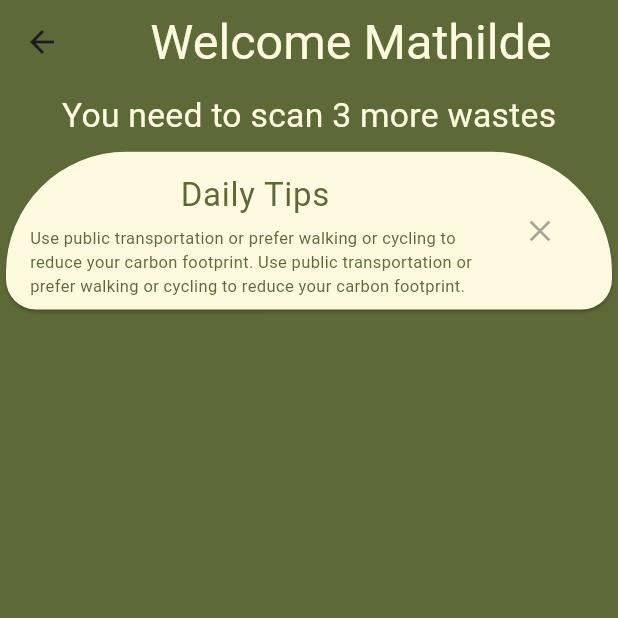
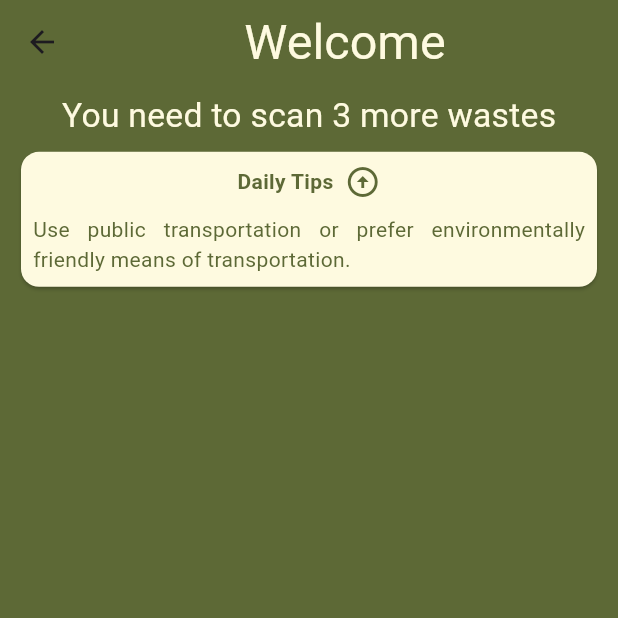
Before and after one commit to JustBen71/PlanetSort, a Flutter app: the HomePage screen opened directly, on a phone screen of 412 x 824 dp, the top half of it. Run offline on Flutter 3.47's test engine with Material 3 defaults, Android fonts, the phone set to English and light mode, and no system bars; our stand-ins replace camera, cloud_firestore, convex_bottom_bar, firebase_auth, firebase_core, flutter_map and 4 more; accounts and stored records are empty; Roboto replaces fonts that are missing (RockNRoll).

Commit message:
DailyFile

```diff
--- a/lib/component/planetsort_dailytips.dart
+++ b/lib/component/planetsort_dailytips.dart
@@ -1,53 +1,115 @@
+import 'package:flutter/cupertino.dart';
 import 'package:flutter/material.dart';
-
+import 'package:flutter/widgets.dart';
 import 'package:planetsort/utils/constant.dart';
 
-class DailyTipsCard extends StatelessWidget {
-  final String tip;
-  //final VoidCallback onClose;
+class DailyTipWidget extends StatefulWidget {
+  const DailyTipWidget({Key? key}) : super(key: key);
 
-  const DailyTipsCard({
-    super.key,
-    required this.tip,
-    //required this.onClose,
-  });
+  @override
+  _DailyTipWidgetState createState() => _DailyTipWidgetState();
+}
+
+class _DailyTipWidgetState extends State<DailyTipWidget> {
+  bool _isVisible = true; // Initialisé à true pour que le widget soit visible au départ
+
+  void _toggleVisibility() {
+    setState(() {
+      _isVisible = !_isVisible; // Bascule la visibilité
+    });
+  }
 
   @override
   Widget build(BuildContext context) {
+    // Retourne un Container vide si _isVisible est false
+    if (!_isVisible)
+    {
+      return GestureDetector(
+        onTap: () {
+          setState(() {
+            _isVisible = true;
+          });
+        },
+        child: const Card(
+        color: beige,
+        child: Padding(
+          padding:  EdgeInsets.all(8.0),
+          child: Column(
+            mainAxisSize: MainAxisSize.min,
+            children: <Widget>[
+              Row(
+                mainAxisAlignment: MainAxisAlignment.center,
+
+                children: [
+                  Text(
+                    'Daily Tips  ',
+                    style: TextStyle(
+                      fontWeight: FontWeight.bold,
+                      fontFamily: "RockNRoll",
+                      color: green,
+                    ),
+                    textAlign: TextAlign.justify,
+                  ),
+                  Icon(
+                    Icons.arrow_circle_down,
+                    color: green,
+                  ),
+                ]
+              )
+            ]
+          ),
+        )
+      )
+            );
+  }
+
     return Card(
-      color:
-          beige, // Couleur de fond de la carte, ajustez selon votre hexadécimal
-      child: Padding(
-        padding: const EdgeInsets.all(8.0),
-        child: Row(
-          mainAxisAlignment: MainAxisAlignment.spaceBetween,
-          children: [
-            const Expanded(
-              child: Text(
-                'Daily Tips',
-                style: TextStyle(
-                  fontWeight: FontWeight.normal,
-                  color: green, // Ajustez la couleur selon le besoin
+      /*shape: const RoundedRectangleBorder(
+        borderRadius: BorderRadius.only(
+        topLeft: Radius.circular(80),
+        topRight: Radius.circular(80),
+        bottomLeft: Radius.circular(20),
+        bottomRight: Radius.circular(20))
+      ),*/
+      color: beige,
+      child: GestureDetector(
+        onTap: () {
+          setState(() {
+            _isVisible = false;
+          });
+        },
+        child: const Padding(
+          padding: EdgeInsets.all(8.0),
+          child: Column(
+          mainAxisSize: MainAxisSize.min,
+          children: <Widget>[
+            Row(
+              mainAxisAlignment: MainAxisAlignment.center,
+              children: [
+                Text(
+                  'Daily Tips  ',
+                  style: TextStyle(
+                    fontWeight: FontWeight.bold,
+                    color: green,
+                    fontFamily: "RockNRoll",
+                  ),
                 ),
-              ),
+                Icon(
+                   Icons.arrow_circle_up,
+                   color: green,
+                ),
+              ],
             ),
-            Expanded(
-              flex: 4,
-              child: Text(
-                tip,
-                style: const TextStyle(
-                  color: green, // Ajustez la couleur selon le besoin
-                ),
-              ),
-            ),
-            IconButton(
-              icon:
-                  const Icon(Icons.close, color: green), // Couleur de l'icône X
-              onPressed: (() => {}),
+            Padding(padding: EdgeInsets.all(5.0)),
+            Text(
+              'Use public transportation or prefer environmentally friendly means of transportation.',
+              style: TextStyle(color: green, fontFamily: "RockNRoll", ),
+              textAlign: TextAlign.justify,
             ),
           ],
         ),
       ),
+      ),
     );
   }
 }
--- a/lib/pages/home_page.dart
+++ b/lib/pages/home_page.dart
@@ -1,11 +1,27 @@
+import 'package:cloud_firestore/cloud_firestore.dart';
+import 'package:firebase_auth/firebase_auth.dart';
 import 'package:flutter/material.dart';
+import 'package:planetsort/component/planetsort_dailytips.dart';
 
-import 'package:planetsort/component/planetsort_text_normal.dart';
 import 'package:planetsort/component/planetsort_text_title.dart';
 import 'package:planetsort/utils/constant.dart';
 
-class HomePage extends StatelessWidget {
+class HomePage extends StatefulWidget {
   const HomePage({super.key});
+
+  @override
+  State<HomePage> createState() => _HomePageState();
+}
+
+class _HomePageState extends State<HomePage> {
+  String username = "";
+
+  @override
+  void initState()
+  {
+    super.initState();
+    _loadUserInfo();
+  }
 
   @override
   Widget build(BuildContext context) {
@@ -16,10 +32,23 @@ class HomePage extends StatelessWidget {
     );
   }
 
+  Future<void> _loadUserInfo() async {
+    User? user = FirebaseAuth.instance.currentUser;
+    if (user != null) {
+      DocumentSnapshot userData = await FirebaseFirestore.instance
+          .collection('users')
+          .doc(user.uid)
+          .get();
+      setState(() {
+        username = userData['firstName'];
+      });
+    }
+  }
+
   AppBar _buildAppBar() {
     return AppBar(
-      title: const PlanetSortTitleText(
-        data: 'Welcome Mathilde',
+      title: PlanetSortTitleText(
+        data: 'Welcome $username',
         fontSize: sizetitle,
       ),
       backgroundColor: green,
@@ -29,6 +58,7 @@ class HomePage extends StatelessWidget {
 
   Widget _buildBody() {
     return Container(
+      padding: const EdgeInsets.only(left: 10.0, right: 10.0),
       alignment: Alignment.center,
       color: green,
       child: const Column(
@@ -37,38 +67,7 @@ class HomePage extends StatelessWidget {
             data: 'You need to scan 3 more wastes',
             fontSize: sizetitle2,
           ),
-            Card(
-              color: beige,
-              shape: RoundedRectangleBorder(
-                  borderRadius: BorderRadius.only(
-                      topLeft: Radius.circular(80),
-                      topRight: Radius.circular(80),
-                      bottomLeft: Radius.circular(20),
-                      bottomRight: Radius.circular(20))),
-              child: ListTile(
-                title: Center(
-                  child: PlanetSortTitleText(
-                    data: 'Daily Tips',
-                    color: green,
-                    fontSize: sizetitle3,
-                  ),
-                ),
-                subtitle: Column(children: [
-                  Row(children: [
-                    PlanetSortText(
-                      data:
-                          'Use public transportation or prefer walking or cycling to reduce your carbon footprint. Use public transportation or prefer walking or cycling to reduce your carbon footprint.',
-                      color: green,
-                      fontSize: paragraph,
-                    )
-                  ])
-                ]),
-                trailing: IconButton(
-                  icon: Icon(Icons.close),
-                  onPressed: null,
-                ),
-              ),
-            ),
+          DailyTipWidget(),
           /*Expanded(
             child: GridView.count(
               crossAxisCount: 3,
```
Lines whose indentation alone changed are shown as unchanged.
